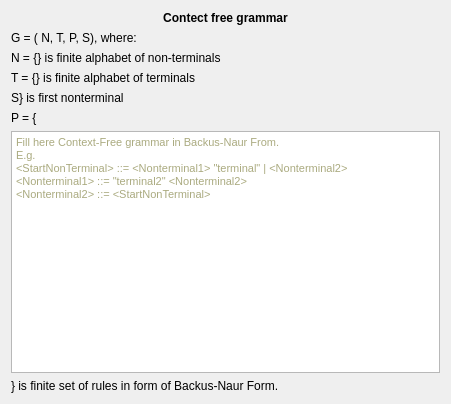
This is src/CFG/cfgwidget.ui in navrkald/regularConvertor as Qt 5 draws it before an edit. The edited form follows.
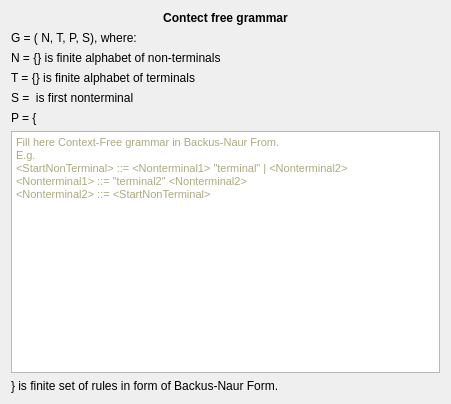
This is the edited form.

The edit to the form file:
```diff
--- a/src/CFG/cfgwidget.ui
+++ b/src/CFG/cfgwidget.ui
@@ -66,7 +66,7 @@
        <item>
         <widget class="QLabel" name="m_firstNonTerminal">
          <property name="text">
-          <string>S} is first nonterminal</string>
+          <string>S =  is first nonterminal</string>
          </property>
         </widget>
        </item>
```
Left out of the diff: 12 changed lines with no effect on the pictures.
